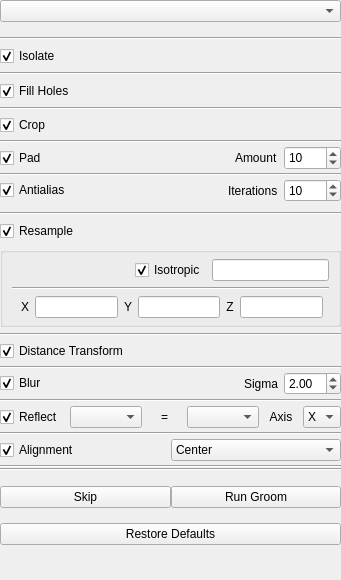
Qt form Studio/src/Groom/GroomTool.ui (SCIInstitute/ShapeWorks) before a commit.
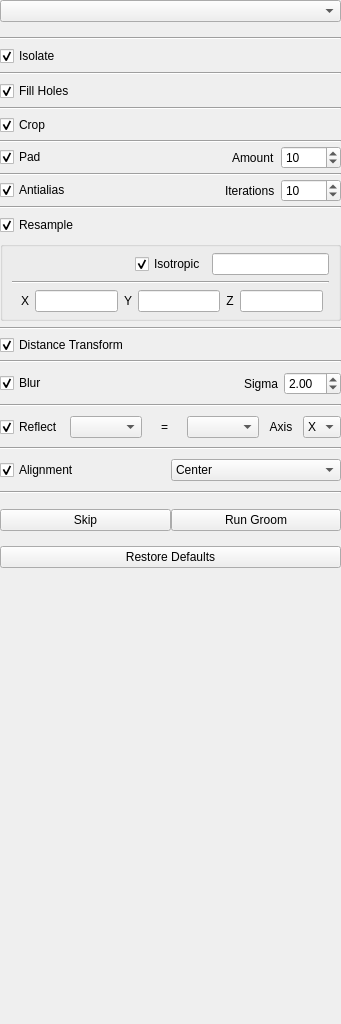
The same form after that commit.

What changed in the file:
```diff
--- a/Studio/src/Groom/GroomTool.ui
+++ b/Studio/src/Groom/GroomTool.ui
@@ -7,7 +7,7 @@
     <x>0</x>
     <y>0</y>
     <width>341</width>
-    <height>580</height>
+    <height>1024</height>
    </rect>
   </property>
   <property name="windowTitle">
@@ -83,6 +83,18 @@
          </item>
          <item>
           <widget class="QWidget" name="isolate_widget" native="true">
+           <property name="sizePolicy">
+            <sizepolicy hsizetype="Preferred" vsizetype="Fixed">
+             <horstretch>0</horstretch>
+             <verstretch>0</verstretch>
+            </sizepolicy>
+           </property>
+           <property name="minimumSize">
+            <size>
+             <width>0</width>
+             <height>30</height>
+            </size>
+           </property>
            <layout class="QGridLayout" name="gridLayout_13">
             <property name="leftMargin">
              <number>0</number>
@@ -127,6 +139,18 @@
          </item>
          <item>
           <widget class="QWidget" name="fill_holes_widget" native="true">
+           <property name="sizePolicy">
+            <sizepolicy hsizetype="Preferred" vsizetype="Fixed">
+             <horstretch>0</horstretch>
+             <verstretch>0</verstretch>
+            </sizepolicy>
+           </property>
+           <property name="minimumSize">
+            <size>
+             <width>0</width>
+             <height>30</height>
+            </size>
+           </property>
            <layout class="QGridLayout" name="gridLayout_12" rowstretch="0,0,0,0,0" rowminimumheight="0,0,0,0,0">
             <property name="leftMargin">
              <number>0</number>
@@ -171,6 +195,12 @@
          </item>
          <item>
           <widget class="QWidget" name="crop_widget" native="true">
+           <property name="sizePolicy">
+            <sizepolicy hsizetype="Preferred" vsizetype="Fixed">
+             <horstretch>0</horstretch>
+             <verstretch>0</verstretch>
+            </sizepolicy>
+           </property>
            <property name="minimumSize">
             <size>
              <width>0</width>
@@ -192,6 +222,12 @@
             </property>
             <item row="0" column="0">
              <widget class="QCheckBox" name="crop_checkbox">
+              <property name="sizePolicy">
+               <sizepolicy hsizetype="Minimum" vsizetype="Preferred">
+                <horstretch>0</horstretch>
+                <verstretch>0</verstretch>
+               </sizepolicy>
+              </property>
               <property name="text">
                <string>Crop</string>
               </property>
@@ -204,7 +240,7 @@
           </widget>
          </item>
          <item>
-          <widget class="Line" name="line">
+          <widget class="Line" name="line_6">
            <property name="orientation">
             <enum>Qt::Horizontal</enum>
            </property>
@@ -224,7 +260,7 @@
              <height>30</height>
             </size>
            </property>
-           <layout class="QGridLayout" name="gridLayout_7">
+           <layout class="QGridLayout" name="pad_layout">
             <property name="leftMargin">
              <number>0</number>
             </property>
@@ -237,10 +273,20 @@
             <property name="bottomMargin">
              <number>0</number>
             </property>
-            <property name="spacing">
-             <number>6</number>
-            </property>
-            <item row="0" column="3">
+            <item row="0" column="1">
+             <spacer name="horizontalSpacer_3">
+              <property name="orientation">
+               <enum>Qt::Horizontal</enum>
+              </property>
+              <property name="sizeHint" stdset="0">
+               <size>
+                <width>165</width>
+                <height>20</height>
+               </size>
+              </property>
+             </spacer>
+            </item>
+            <item row="0" column="2">
              <widget class="QLabel" name="pad_amount_label">
               <property name="enabled">
                <bool>true</bool>
@@ -250,12 +296,12 @@
               </property>
              </widget>
             </item>
-            <item row="0" column="5">
+            <item row="0" column="3">
              <widget class="QSpinBox" name="padding_amount">
               <property name="minimumSize">
                <size>
-                <width>57</width>
-                <height>24</height>
+                <width>60</width>
+                <height>0</height>
                </size>
               </property>
               <property name="maximum">
@@ -276,38 +322,31 @@
               </property>
              </widget>
             </item>
-            <item row="0" column="1">
-             <spacer name="horizontalSpacer_3">
-              <property name="orientation">
-               <enum>Qt::Horizontal</enum>
-              </property>
-              <property name="sizeHint" stdset="0">
-               <size>
-                <width>165</width>
-                <height>20</height>
-               </size>
-              </property>
-             </spacer>
-            </item>
            </layout>
           </widget>
          </item>
          <item>
-          <widget class="Line" name="line_2">
+          <widget class="Line" name="line_17">
            <property name="orientation">
             <enum>Qt::Horizontal</enum>
            </property>
           </widget>
          </item>
          <item>
-          <widget class="QWidget" name="antialias_widget" native="true">
+          <widget class="QWidget" name="antialias_widget_2" native="true">
+           <property name="sizePolicy">
+            <sizepolicy hsizetype="Preferred" vsizetype="Fixed">
+             <horstretch>0</horstretch>
+             <verstretch>0</verstretch>
+            </sizepolicy>
+           </property>
            <property name="minimumSize">
             <size>
              <width>0</width>
              <height>30</height>
             </size>
            </property>
-           <layout class="QGridLayout" name="gridLayout_9">
+           <layout class="QGridLayout" name="antialias_layout_2">
             <property name="leftMargin">
              <number>0</number>
             </property>
@@ -320,11 +359,11 @@
             <property name="bottomMargin">
              <number>0</number>
             </property>
-            <item row="0" column="3">
+            <item row="1" column="3">
              <widget class="QSpinBox" name="antialias_iterations">
               <property name="minimumSize">
                <size>
-                <width>57</width>
+                <width>60</width>
                 <height>0</height>
                </size>
               </property>
@@ -336,8 +375,8 @@
               </property>
              </widget>
             </item>
-            <item row="0" column="1">
-             <spacer name="horizontalSpacer_6">
+            <item row="1" column="1">
+             <spacer name="horizontalSpacer_7">
               <property name="orientation">
                <enum>Qt::Horizontal</enum>
               </property>
@@ -349,7 +388,7 @@
               </property>
              </spacer>
             </item>
-            <item row="0" column="0">
+            <item row="1" column="0">
              <widget class="QCheckBox" name="antialias_checkbox">
               <property name="text">
                <string>Antialias</string>
@@ -359,7 +398,7 @@
               </property>
              </widget>
             </item>
-            <item row="0" column="2">
+            <item row="1" column="2">
              <widget class="QLabel" name="antialias_iterations_label">
               <property name="text">
                <string>Iterations</string>
@@ -369,14 +408,27 @@
            </layout>
           </widget>
          </item>
+         <item>
+          <widget class="Line" name="line">
+           <property name="orientation">
+            <enum>Qt::Horizontal</enum>
+           </property>
+          </widget>
+         </item>
          <item>
           <widget class="QWidget" name="resample_widget" native="true">
            <property name="sizePolicy">
-            <sizepolicy hsizetype="Preferred" vsizetype="Preferred">
+            <sizepolicy hsizetype="Preferred" vsizetype="Fixed">
              <horstretch>0</horstretch>
              <verstretch>0</verstretch>
             </sizepolicy>
            </property>
+           <property name="minimumSize">
+            <size>
+             <width>0</width>
+             <height>30</height>
+            </size>
+           </property>
            <layout class="QVBoxLayout" name="verticalLayout_3">
             <property name="spacing">
              <number>6</number>
@@ -393,13 +445,6 @@
             <property name="bottomMargin">
              <number>6</number>
             </property>
-            <item>
-             <widget class="Line" name="line_16">
-              <property name="orientation">
-               <enum>Qt::Horizontal</enum>
-              </property>
-             </widget>
-            </item>
             <item>
              <widget class="QCheckBox" name="resample_checkbox">
               <property name="text">
@@ -558,6 +603,12 @@
          </item>
          <item>
           <widget class="QWidget" name="fastmarching_widget" native="true">
+           <property name="sizePolicy">
+            <sizepolicy hsizetype="Preferred" vsizetype="Fixed">
+             <horstretch>0</horstretch>
+             <verstretch>0</verstretch>
+            </sizepolicy>
+           </property>
            <property name="minimumSize">
             <size>
              <width>0</width>
@@ -814,13 +865,6 @@
            </layout>
           </widget>
          </item>
-         <item>
-          <widget class="Line" name="line_6">
-           <property name="orientation">
-            <enum>Qt::Horizontal</enum>
-           </property>
-          </widget>
-         </item>
          <item>
           <widget class="Line" name="line_7">
            <property name="orientation">
```
Left out of the diff: 2 changed lines with no effect on the pictures.
